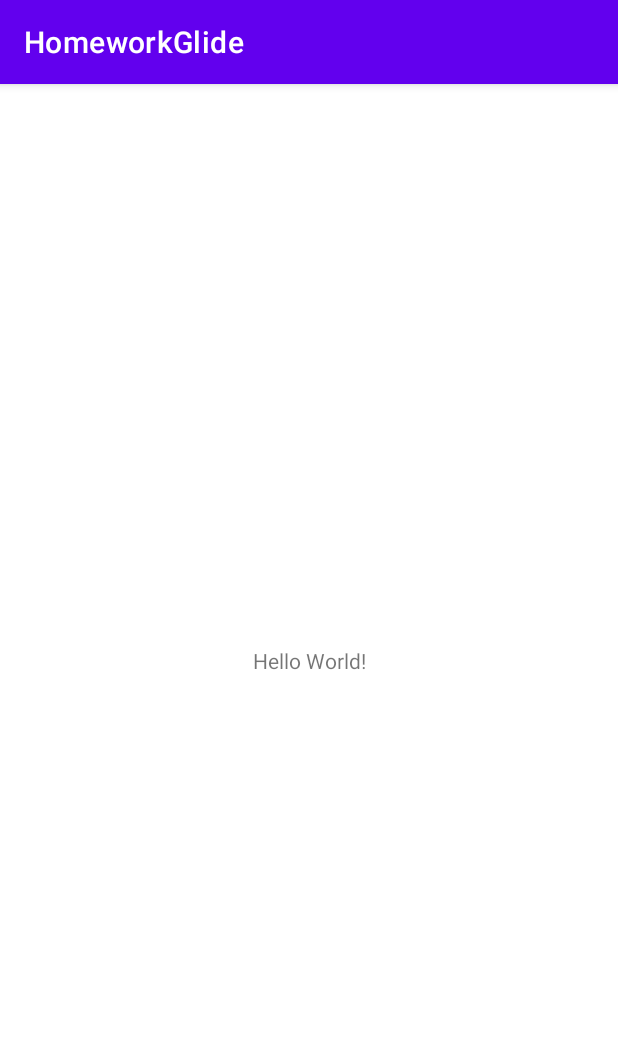
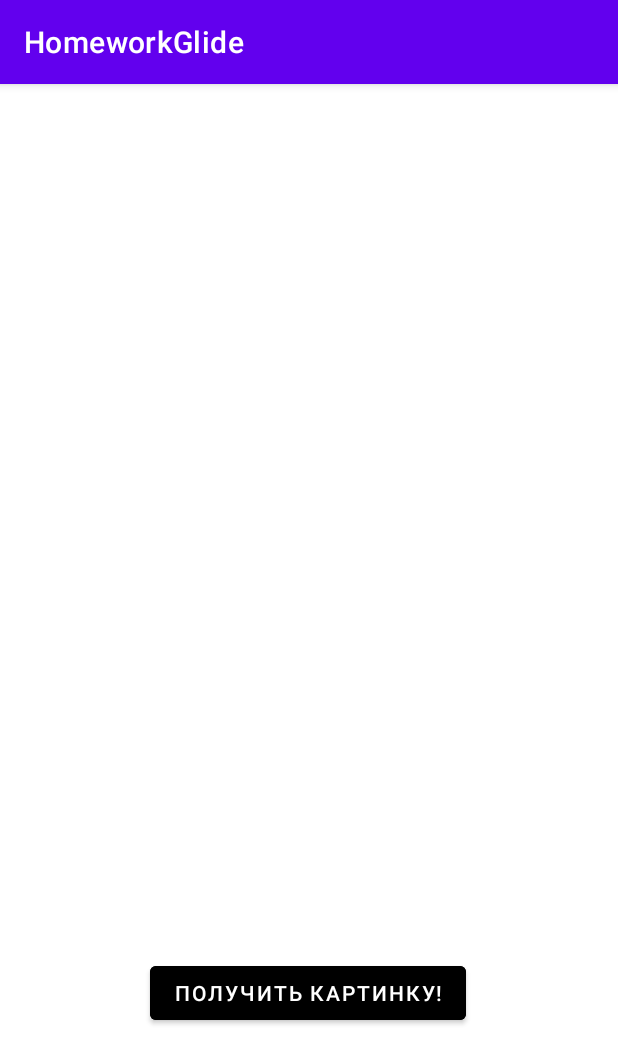
Before and after one commit to Sardle/HomeworkGlide, an Android app: the screen it shows after launch (MainActivity), on a phone screen of 412 x 824 dp. Shown: the top 1064 px of the screen. Run offline under Robolectric (Android 15) with nearby library versions, the phone set to English and light mode, and no system bars; pictures from the network do not load.

Commit message:
did homework

```diff
--- a/app/build.gradle
+++ b/app/build.gradle
@@ -38,6 +38,7 @@ dependencies {
     implementation 'androidx.appcompat:appcompat:1.5.1'
     implementation 'com.google.android.material:material:1.7.0'
     implementation 'androidx.constraintlayout:constraintlayout:2.1.4'
+    implementation 'com.github.bumptech.glide:glide:4.13.0'
     testImplementation 'junit:junit:4.13.2'
     androidTestImplementation 'androidx.test.ext:junit:1.1.5'
     androidTestImplementation 'androidx.test.espresso:espresso-core:3.5.1'
--- a/app/src/main/AndroidManifest.xml
+++ b/app/src/main/AndroidManifest.xml
@@ -1,6 +1,9 @@
 <?xml version="1.0" encoding="utf-8"?>
 <manifest xmlns:android="http://schemas.android.com/apk/res/android"
     xmlns:tools="http://schemas.android.com/tools">
+
+    <uses-permission android:name="android.permission.INTERNET" />
+    <uses-permission android:name="android.permission.ACCESS_NETWORK_STATE" />
 
     <application
         android:allowBackup="true"
--- a/app/src/main/java/com/example/homeworkglide/MainActivity.kt
+++ b/app/src/main/java/com/example/homeworkglide/MainActivity.kt
@@ -2,10 +2,48 @@ package com.example.homeworkglide
 
 import androidx.appcompat.app.AppCompatActivity
 import android.os.Bundle
+import android.view.View
+import android.widget.Button
+import android.widget.ImageView
+import android.widget.TextView
+import com.bumptech.glide.Glide
 
 class MainActivity : AppCompatActivity() {
+    private var counter = 0
+    private val listImage = mutableListOf(
+        "https://upload.wikimedia.org/wikipedia/commons/thumb/e/e1/Haanja_2010_01_1.jpg/1280px-Haanja_2010_01_1.jpg",
+        "https://klike.net/uploads/posts/2019-11/1574510006_2.jpg",
+        "https://mirpozitiva.ru/wp-content/uploads/2019/11/1476433702_00.jpg",
+        "https://static.mk.ru/upload/entities/2020/03/05/21/articles/detailPicture/9f/76/df/80/2e4d86c6869c2897f8ce624f34c71796.jpg",
+        "https://emosurff.com/i/0006l000B39o/5aa377d9d7ed61a.jpg",
+        "https://img.hotels24.ua/photos/ria/new_images/1123/112317/11231753/11231753m.jpg",
+        "https://klike.net/uploads/posts/2018-12/medium/1544861697_2.jpg",
+        "https://pibig.info/uploads/posts/2021-05/1622408922_46-pibig_info-p-priroda-zima-priroda-krasivo-foto-49.jpg",
+        "https://klike.net/uploads/posts/2018-12/1544861778_1.jpg",
+        "https://kartinkin.net/uploads/posts/2021-03/1616118885_12-p-zima-krasivie-foto-15.jpg"
+    )
+
     override fun onCreate(savedInstanceState: Bundle?) {
         super.onCreate(savedInstanceState)
         setContentView(R.layout.activity_main)
+
+        findViewById<Button>(R.id.button).setOnClickListener {
+            if (counter != 9) {
+                findViewById<ImageView>(R.id.image).visibility = View.VISIBLE
+                findViewById<TextView>(R.id.description).visibility = View.INVISIBLE
+                getImage(listImage[counter])
+                counter++
+            } else {
+                findViewById<ImageView>(R.id.image).visibility = View.INVISIBLE
+                findViewById<TextView>(R.id.description).visibility = View.VISIBLE
+                counter = 0
+            }
+        }
+    }
+
+    private fun getImage(url: String) {
+        Glide.with(this)
+            .load(url)
+            .into(findViewById(R.id.image))
     }
 }
--- a/app/src/main/res/layout/activity_main.xml
+++ b/app/src/main/res/layout/activity_main.xml
@@ -7,12 +7,43 @@
     tools:context=".MainActivity">
 
     <TextView
+        android:id="@+id/description"
         android:layout_width="wrap_content"
         android:layout_height="wrap_content"
-        android:text="Hello World!"
+        android:text="@string/description"
+        android:gravity="center"
+        android:textSize="30sp"
+        android:textColor="@color/black"
+        android:textStyle="bold|italic"
+        android:visibility="invisible"
         app:layout_constraintBottom_toBottomOf="parent"
         app:layout_constraintEnd_toEndOf="parent"
         app:layout_constraintStart_toStartOf="parent"
-        app:layout_constraintTop_toTopOf="parent" />
+        app:layout_constraintTop_toTopOf="parent"
+        app:layout_constraintVertical_bias="0.32" />
+
+    <ImageView
+        android:id="@+id/image"
+        android:layout_width="400dp"
+        android:layout_height="400dp"
+        app:layout_constraintBottom_toBottomOf="parent"
+        app:layout_constraintEnd_toEndOf="parent"
+        app:layout_constraintHorizontal_bias="0.454"
+        app:layout_constraintStart_toStartOf="parent"
+        app:layout_constraintTop_toTopOf="parent"
+        app:layout_constraintVertical_bias="0.268" />
+
+    <Button
+        android:id="@+id/button"
+        android:text="@string/add_image"
+        android:backgroundTint="@color/black"
+        android:layout_width="wrap_content"
+        android:layout_height="wrap_content"
+        app:layout_constraintBottom_toBottomOf="parent"
+        app:layout_constraintEnd_toEndOf="parent"
+        app:layout_constraintHorizontal_bias="0.498"
+        app:layout_constraintStart_toStartOf="parent"
+        app:layout_constraintTop_toBottomOf="@id/image"
+        app:layout_constraintVertical_bias="0.376" />
 
 </androidx.constraintlayout.widget.ConstraintLayout>
--- a/app/src/main/res/values/strings.xml
+++ b/app/src/main/res/values/strings.xml
@@ -1,3 +1,5 @@
 <resources>
     <string name="app_name">HomeworkGlide</string>
+    <string name="description">Вы просмотрели все картинки, нажмите на кнопку, чтобы начать просмотр заново</string>
+    <string name="add_image">Получить картинку!</string>
 </resources>
```
